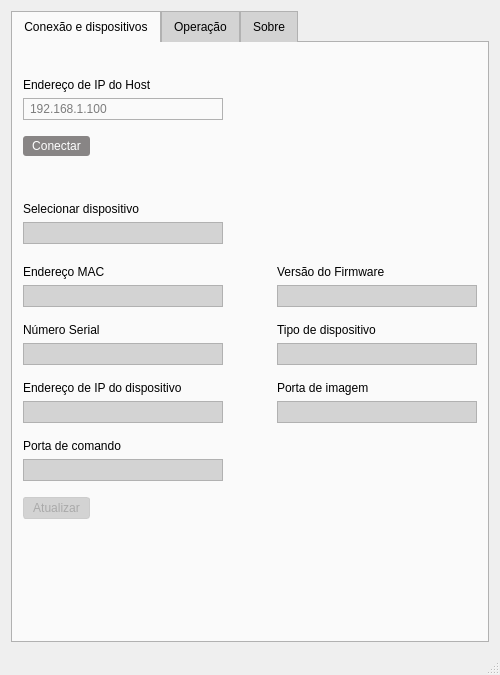
Old version of the form QtGui/QtGui.ui in the repository matheusssilva991/demo-api-sdk.
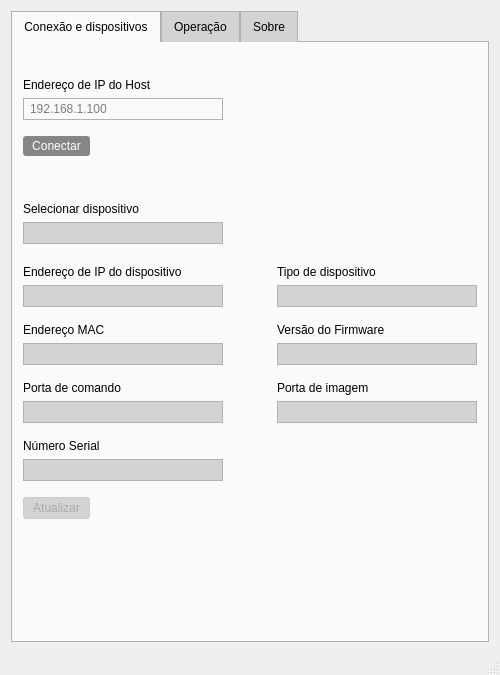
New version of the form. Icons and pictures are not drawn.

Diff of the .ui file:
```diff
--- a/QtGui/QtGui.ui
+++ b/QtGui/QtGui.ui
@@ -50,7 +50,7 @@
       <property name="styleSheet">
        <string notr="true">* {
 	font-family: &quot;Arial&quot;;
-    font-size: 9pt;
+    font-size: 12px;
 	background-color: #FAFAFA;
 	color: #000;
 }
@@ -335,6 +335,104 @@
           </item>
          </layout>
         </item>
+        <item>
+         <layout class="QHBoxLayout" name="horizontalLayout_7">
+          <property name="bottomMargin">
+           <number>10</number>
+          </property>
+          <item>
+           <layout class="QVBoxLayout" name="verticalLayout_2">
+            <property name="rightMargin">
+             <number>0</number>
+            </property>
+            <item>
+             <widget class="QLabel" name="deviceIpLabel">
+              <property name="text">
+               <string>Endereço de IP do dispositivo</string>
+              </property>
+             </widget>
+            </item>
+            <item>
+             <widget class="QLineEdit" name="deviceIpInput">
+              <property name="enabled">
+               <bool>false</bool>
+              </property>
+              <property name="sizePolicy">
+               <sizepolicy hsizetype="Preferred" vsizetype="Fixed">
+                <horstretch>0</horstretch>
+                <verstretch>0</verstretch>
+               </sizepolicy>
+              </property>
+              <property name="minimumSize">
+               <size>
+                <width>200</width>
+                <height>0</height>
+               </size>
+              </property>
+              <property name="maximumSize">
+               <size>
+                <width>200</width>
+                <height>16777215</height>
+               </size>
+              </property>
+             </widget>
+            </item>
+           </layout>
+          </item>
+          <item>
+           <spacer name="horizontalSpacer_4">
+            <property name="orientation">
+             <enum>Qt::Orientation::Horizontal</enum>
+            </property>
+            <property name="sizeHint" stdset="0">
+             <size>
+              <width>40</width>
+              <height>20</height>
+             </size>
+            </property>
+           </spacer>
+          </item>
+          <item>
+           <layout class="QVBoxLayout" name="verticalLayout_6">
+            <property name="leftMargin">
+             <number>0</number>
+            </property>
+            <item>
+             <widget class="QLabel" name="deviceTypeLabel">
+              <property name="text">
+               <string>Tipo de dispositivo</string>
+              </property>
+             </widget>
+            </item>
+            <item>
+             <widget class="QLineEdit" name="deviceTypeInput">
+              <property name="enabled">
+               <bool>false</bool>
+              </property>
+              <property name="sizePolicy">
+               <sizepolicy hsizetype="Preferred" vsizetype="Fixed">
+                <horstretch>0</horstretch>
+                <verstretch>0</verstretch>
+               </sizepolicy>
+              </property>
+              <property name="minimumSize">
+               <size>
+                <width>200</width>
+                <height>0</height>
+               </size>
+              </property>
+              <property name="maximumSize">
+               <size>
+                <width>200</width>
+                <height>16777215</height>
+               </size>
+              </property>
+             </widget>
+            </item>
+           </layout>
+          </item>
+         </layout>
+        </item>
         <item>
          <layout class="QHBoxLayout" name="horizontalLayout_6">
           <property name="bottomMargin">
@@ -445,7 +543,7 @@
            <number>10</number>
           </property>
           <item>
-           <layout class="QVBoxLayout" name="verticalLayout_5">
+           <layout class="QVBoxLayout" name="verticalLayout_4">
             <property name="rightMargin">
              <number>0</number>
             </property>
@@ -453,112 +551,14 @@
              <number>0</number>
             </property>
             <item>
-             <widget class="QLabel" name="deviceSerialLabel">
+             <widget class="QLabel" name="deviceCmdPortLabel">
               <property name="text">
-               <string>Número Serial</string>
+               <string>Porta de comando</string>
               </property>
              </widget>
             </item>
             <item>
-             <widget class="QLineEdit" name="deviceSerialInput">
-              <property name="enabled">
-               <bool>false</bool>
-              </property>
-              <property name="sizePolicy">
-               <sizepolicy hsizetype="Preferred" vsizetype="Fixed">
-                <horstretch>0</horstretch>
-                <verstretch>0</verstretch>
-               </sizepolicy>
-              </property>
-              <property name="minimumSize">
-               <size>
-                <width>200</width>
-                <height>0</height>
-               </size>
-              </property>
-              <property name="maximumSize">
-               <size>
-                <width>200</width>
-                <height>16777215</height>
-               </size>
-              </property>
-             </widget>
-            </item>
-           </layout>
-          </item>
-          <item>
-           <spacer name="horizontalSpacer_4">
-            <property name="orientation">
-             <enum>Qt::Orientation::Horizontal</enum>
-            </property>
-            <property name="sizeHint" stdset="0">
-             <size>
-              <width>40</width>
-              <height>20</height>
-             </size>
-            </property>
-           </spacer>
-          </item>
-          <item>
-           <layout class="QVBoxLayout" name="verticalLayout_6">
-            <property name="leftMargin">
-             <number>0</number>
-            </property>
-            <item>
-             <widget class="QLabel" name="deviceTypeLabel">
-              <property name="text">
-               <string>Tipo de dispositivo</string>
-              </property>
-             </widget>
-            </item>
-            <item>
-             <widget class="QLineEdit" name="deviceTypeInput">
-              <property name="enabled">
-               <bool>false</bool>
-              </property>
-              <property name="sizePolicy">
-               <sizepolicy hsizetype="Preferred" vsizetype="Fixed">
-                <horstretch>0</horstretch>
-                <verstretch>0</verstretch>
-               </sizepolicy>
-              </property>
-              <property name="minimumSize">
-               <size>
-                <width>200</width>
-                <height>0</height>
-               </size>
-              </property>
-              <property name="maximumSize">
-               <size>
-                <width>200</width>
-                <height>16777215</height>
-               </size>
-              </property>
-             </widget>
-            </item>
-           </layout>
-          </item>
-         </layout>
-        </item>
-        <item>
-         <layout class="QHBoxLayout" name="horizontalLayout_4">
-          <property name="bottomMargin">
-           <number>10</number>
-          </property>
-          <item>
-           <layout class="QVBoxLayout" name="verticalLayout_2">
-            <property name="rightMargin">
-             <number>0</number>
-            </property>
-            <item>
-             <widget class="QLabel" name="deviceIpLabel">
-              <property name="text">
-               <string>Endereço de IP do dispositivo</string>
-              </property>
-             </widget>
-            </item>
-            <item>
-             <widget class="QLineEdit" name="deviceIpInput">
+             <widget class="QLineEdit" name="deviceCmdPortInput">
               <property name="enabled">
                <bool>false</bool>
               </property>
@@ -642,12 +642,12 @@
          </layout>
         </item>
         <item>
-         <layout class="QHBoxLayout" name="horizontalLayout_7">
+         <layout class="QHBoxLayout" name="horizontalLayout_4">
           <property name="bottomMargin">
            <number>10</number>
           </property>
           <item>
-           <layout class="QVBoxLayout" name="verticalLayout_4">
+           <layout class="QVBoxLayout" name="verticalLayout_5">
             <property name="rightMargin">
              <number>0</number>
             </property>
@@ -655,14 +655,14 @@
              <number>0</number>
             </property>
             <item>
-             <widget class="QLabel" name="deviceCmdPortLabel">
+             <widget class="QLabel" name="deviceSerialLabel">
               <property name="text">
-               <string>Porta de comando</string>
+               <string>Número Serial</string>
               </property>
              </widget>
             </item>
             <item>
-             <widget class="QLineEdit" name="deviceCmdPortInput">
+             <widget class="QLineEdit" name="deviceSerialInput">
               <property name="enabled">
                <bool>false</bool>
               </property>
```
Left out of the diff: 8 changed lines with no effect on the pictures.
